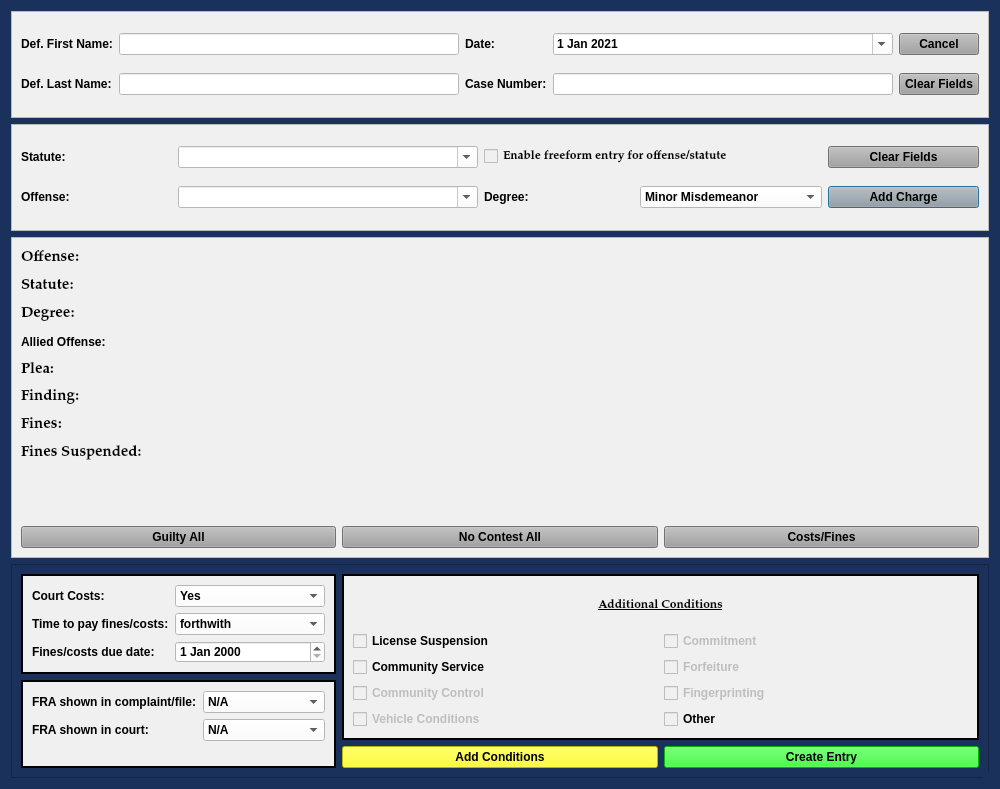
HunterProgram22/MuniEntry, file resources/ui/MinorMisdemeanorDialog.ui: the form before one commit.
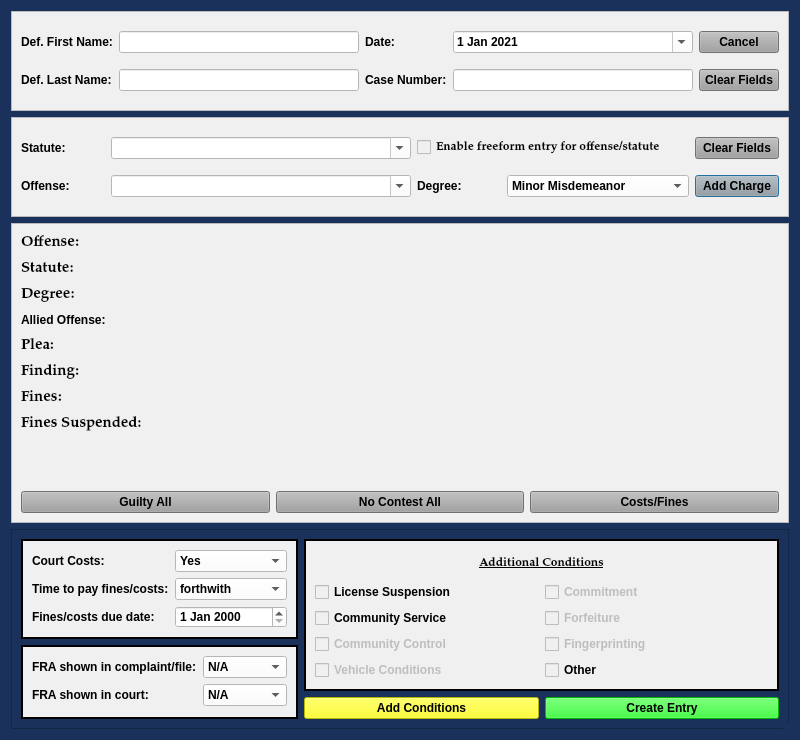
The form after the commit.

Commit message: gitflow-hotfix-stash: size_of_screen

```diff
--- a/resources/ui/MinorMisdemeanorDialog.ui
+++ b/resources/ui/MinorMisdemeanorDialog.ui
@@ -9,12 +9,12 @@
    <rect>
     <x>0</x>
     <y>0</y>
-    <width>1000</width>
-    <height>789</height>
+    <width>800</width>
+    <height>740</height>
    </rect>
   </property>
   <property name="sizePolicy">
-   <sizepolicy hsizetype="Fixed" vsizetype="Preferred">
+   <sizepolicy hsizetype="Ignored" vsizetype="Ignored">
     <horstretch>0</horstretch>
     <verstretch>0</verstretch>
    </sizepolicy>
```
The commit also changes 1 other file.
